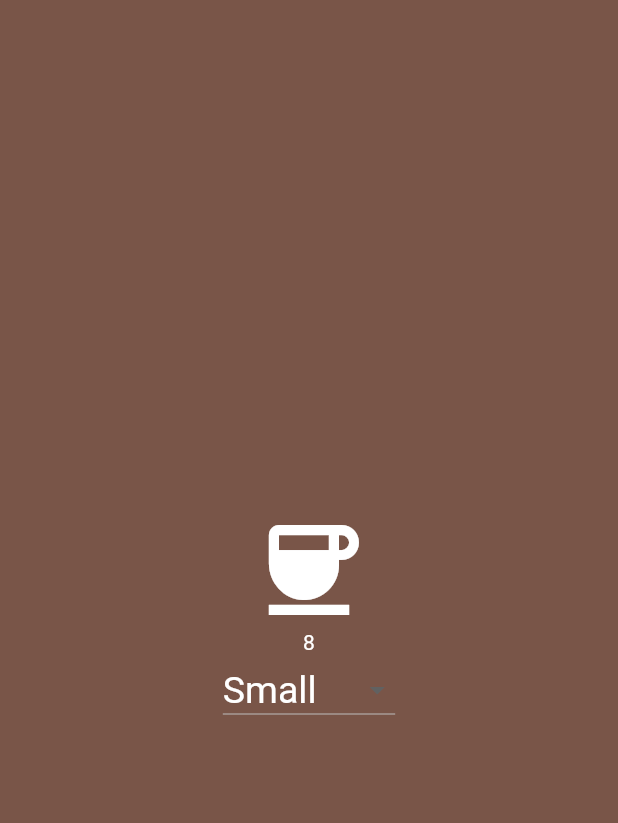
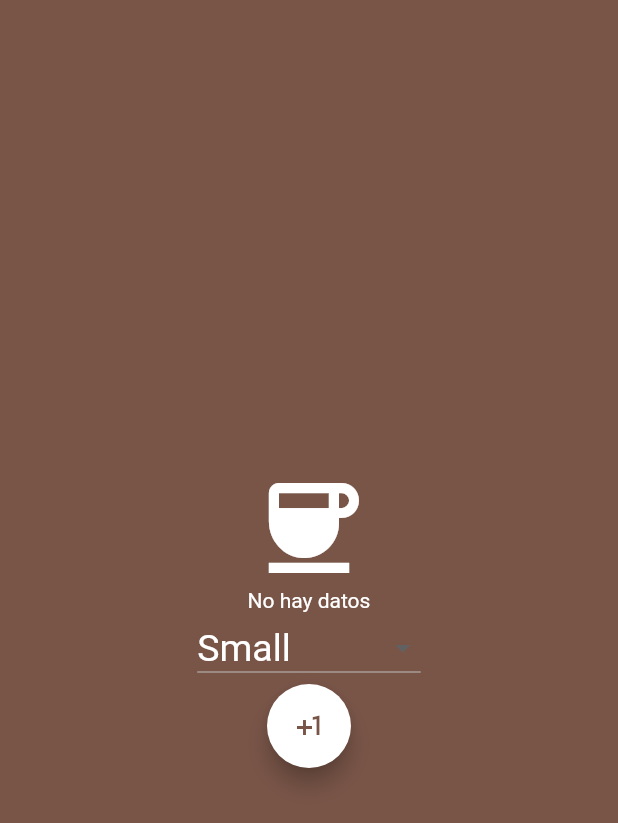
Before and after one commit to Erefor/coffees-counter-app, a Flutter app: the screen it shows after launch, on a phone screen of 412 x 824 dp. Shown: the top 823 px of the screen. Run offline on Flutter 3.47's test engine with Material 2 defaults, Android fonts, the phone set to English and light mode, and no system bars; our stand-ins replace sqflite; accounts and stored records are empty.

Commit message:
Add coffee to DB function on tap added

```diff
--- a/lib/CoffeesProvider.dart
+++ b/lib/CoffeesProvider.dart
@@ -11,6 +11,11 @@ class CoffeesProvider with ChangeNotifier{
     newCoffee.id = id;
     _coffees.add(newCoffee);
     DBProvider.db.newCoffee(newCoffee);
+    getCoffees();
     notifyListeners();
   }
+  void getCoffees()async{
+     this._coffees = await DBProvider.db.getAllCoffees();
+     notifyListeners();
+  }
 }
--- a/lib/DBProvider.dart
+++ b/lib/DBProvider.dart
@@ -39,7 +39,7 @@ class DBProvider{
     final res = await db.insert('CoffeesDB', coffee.toJson());
     return res;
   }
-  Future<List> getAllCoffees()async{
+  Future<List<Coffee>> getAllCoffees()async{
     final db = await database;
     final response = await db.query('Coffees');
     return response.isEmpty ? response.map((coffee) => Coffee.fromJson(coffee)).toList() : [];
--- a/lib/HomePage.dart
+++ b/lib/HomePage.dart
@@ -1,10 +1,14 @@
+import 'package:coffe_counter_app/CoffeeModel.dart';
 import 'package:coffe_counter_app/CoffeesProvider.dart';
 import 'package:flutter/material.dart';
 import 'package:provider/provider.dart';
+import 'package:intl/intl.dart';
+
 
 class HomePage extends StatelessWidget {
   @override
   Widget build(BuildContext context) {
+    final coffeeProvider = Provider.of<CoffeesProvider>(context);
     return Scaffold(
       backgroundColor: Colors.brown,
       body: SafeArea(
@@ -19,7 +23,7 @@ class HomePage extends StatelessWidget {
               color: Colors.white,
             ),
             Text(
-              8.toString(),
+              coffeeProvider.coffees.length == 0 ? 'No hay datos' : coffeeProvider.coffees.length.toString(),
               style: TextStyle(color: Colors.white),
             ),
             _CoffeeSizeButtonsRow()
@@ -40,7 +44,10 @@ class __CoffeeSizeButtonsRowState extends State<_CoffeeSizeButtonsRow> {
   dynamic valueItem = 'Small';
   @override
   Widget build(BuildContext context) {
-    return DropdownButton<String>(
+    final coffeeProvider = Provider.of<CoffeesProvider>(context);
+    return Column(
+      children: [
+        DropdownButton<String>(
           items: _getDropItems(),
           dropdownColor: Colors.brown,
           value: valueItem,
@@ -50,11 +57,22 @@ class __CoffeeSizeButtonsRowState extends State<_CoffeeSizeButtonsRow> {
               valueItem = e;
             });
           },
+        ),
+        FloatingActionButton(
+          backgroundColor: Colors.white,
+          child: Icon(Icons.plus_one,color: Colors.brown,),
+          onPressed: (){
+            String date = _getStringdate();
+            Coffee newCoffee = Coffee(coffeeInt: 1,size: valueItem,date: date);
+            coffeeProvider.addCoffeeRecord(newCoffee);
+          },
+        )
+      ],
     );
   }
 
   List<DropdownMenuItem<String>> _getDropItems() {
-    List<String> sizes = ['Small', 'Medium', 'Large'];
+    List<String> sizes = ['Small', 'Medium', 'Large', 'Extra Large'];
     List<DropdownMenuItem<String>> dropDownItems = [];
     for (int i = 0; i < sizes.length; i++) {
       String size = sizes[i];
@@ -66,4 +84,13 @@ class __CoffeeSizeButtonsRowState extends State<_CoffeeSizeButtonsRow> {
     }
     return dropDownItems;
   }
+
+  String _getStringdate() {
+    var now = DateTime.now();
+    var formatter = new DateFormat('dd-MM-yyyy');
+    String formattedTime = DateFormat('kk:mm:a').format(now);
+    String formattedDate = formatter.format(now);
+    String completeDate = '$formattedDate $formattedTime';
+    return completeDate;
   }
+}
--- a/pubspec.yaml
+++ b/pubspec.yaml
@@ -31,6 +31,7 @@ dependencies:
   sqflite: ^2.0.0+3
   path_provider: ^2.0.2
   provider: ^5.0.0
+  intl: ^0.17.0
 
 dev_dependencies:
   flutter_test:
```
Also changed, not shown: pubspec.lock. Lines whose indentation alone changed are shown as unchanged.
